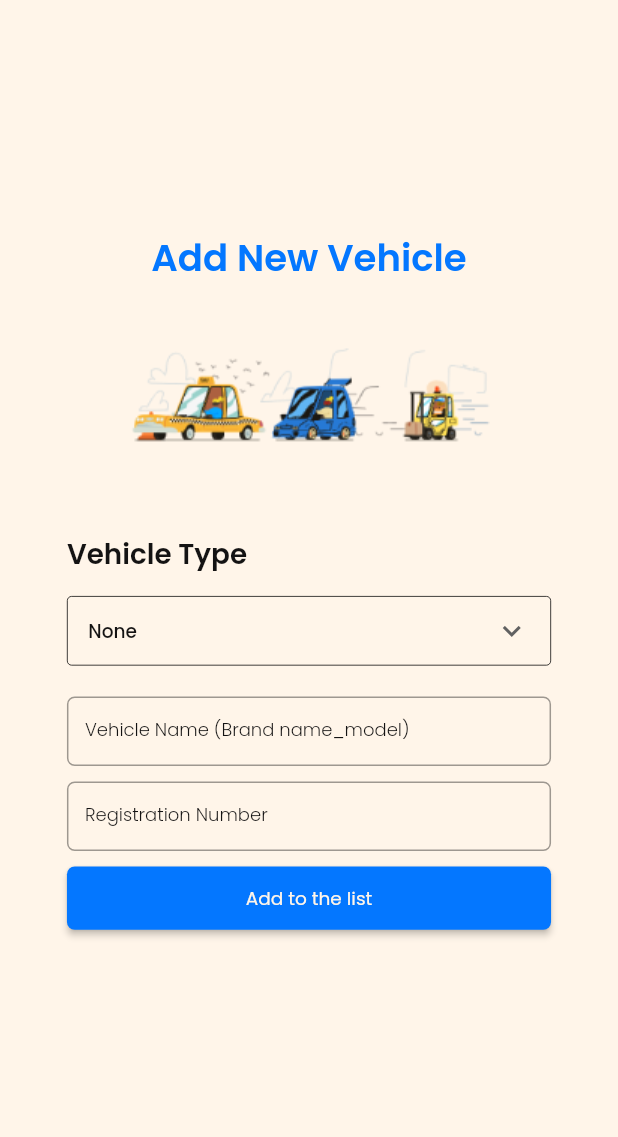
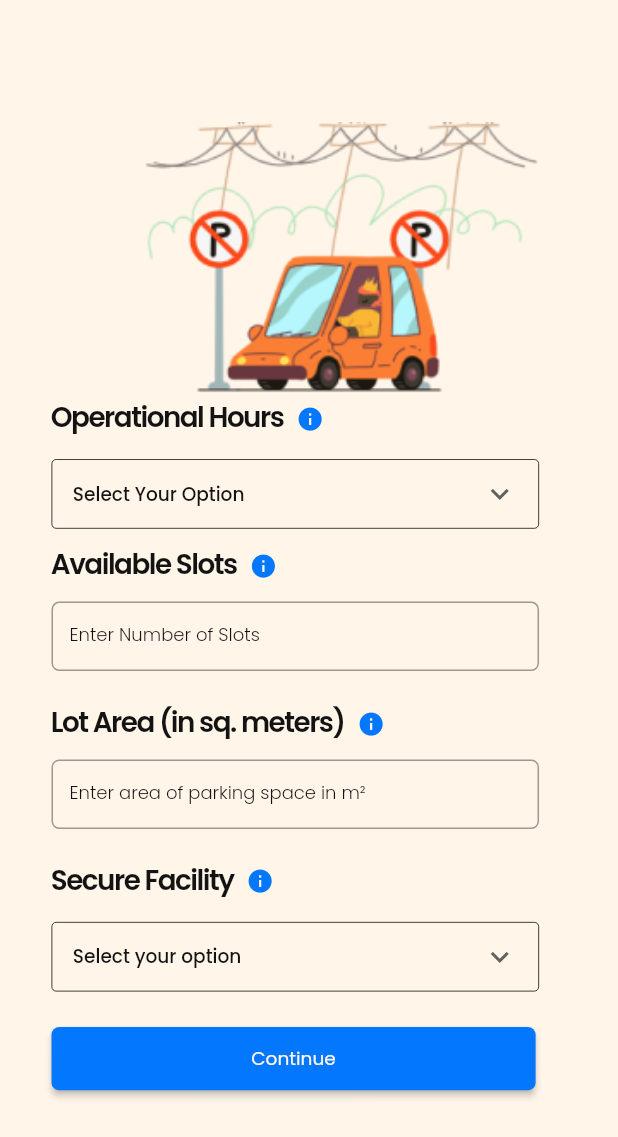
Before and after one commit to ipriyam26/parkoc, a Flutter app: the screen it shows after launch, on a phone screen of 412 x 824 dp. Shown: the top 1137 px of the screen. Run offline on Flutter 3.47's test engine with Material 2 defaults, Android fonts, the phone set to English and light mode, and no system bars; our stand-ins replace flutter_screenutil, get, google_fonts, splashscreen.

Commit message:
Ho gaya ye page

```diff
--- a/lib/main.dart
+++ b/lib/main.dart
@@ -3,6 +3,8 @@ import 'package:flutter_screenutil/flutter_screenutil.dart';
 import 'package:get/get.dart';
 import 'package:parkoc/add_vehicle.dart';
 import 'package:parkoc/home.dart';
+import 'package:parkoc/private_parking_form.dart';
+import 'package:parkoc/profile.dart';
 import 'package:parkoc/select.dart';
 import 'package:parkoc/splash.dart';
 import 'package:parkoc/theme.dart';
@@ -31,7 +33,7 @@ class MyApp extends StatelessWidget {
             home:
 
 
- AddVehicleScreen(),
+ PrivateParkingForm(),
 
              );
       },
--- /dev/null
+++ b/lib/private_parking_form.dart
@@ -0,0 +1,393 @@
+import 'package:flutter/material.dart';
+import 'package:flutter_screenutil/flutter_screenutil.dart';
+import 'package:get/get.dart';
+import 'package:google_fonts/google_fonts.dart';
+import 'package:parkoc/private_parking_form_controller.dart';
+
+class PrivateParkingForm extends StatelessWidget {
+  PrivateParkingFormController controller =
+      Get.put(PrivateParkingFormController());
+  @override
+  Widget build(BuildContext context) {
+    List<Map<String, dynamic>> fields = [
+      {
+        'label': 'Operational Hours',
+        "tip": 'For how long you can provide your parking space?'
+      },
+      {
+        "label": "Available Slots",
+        "tip": "How many vehicles can be parked at one time?"
+      },
+      {
+        "label": "Lot Area (in sq. meters)",
+        "tip": "What is the area of the parking lot?",
+      },
+      {
+        "label": "Secure Facility",
+        "tip": "Do you have any security services at your space?",
+      }
+    ];
+    List<List<String>> options = [
+      [
+        'Select Your Option',
+        '12 Hour',
+        '24 Hour',
+      ],
+      ['Select your option', 'Yes we have', 'No we dont']
+    ];
+    var textStyle = TextStyle(
+      color: const Color(0xff141313),
+      fontFamily: GoogleFonts.poppins().fontFamily,
+      fontSize: 12,
+      fontWeight: FontWeight.w300,
+    );
+    return Scaffold(
+      backgroundColor: Theme.of(context).scaffoldBackgroundColor,
+      body: Container(
+        margin: EdgeInsets.only(top: 79.h),
+        child: GetBuilder<PrivateParkingFormController>(builder: (controller) {
+          return Column(
+            children: [
+              Container(
+                margin: EdgeInsets.only(left: 73.w),
+                child: Image.asset(
+                  "asset/beep.png",
+                  width: 267.w,
+                  height: 178.h,
+                  fit: BoxFit.cover,
+                ),
+              ),
+              Container(
+                margin: EdgeInsets.symmetric(horizontal: 30.w),
+                child: Column(
+                  crossAxisAlignment: CrossAxisAlignment.start,
+                  children: [
+                    LabelWithTip(
+                        label: fields[0]['label'], tip: fields[0]['tip']),
+                    DropDownWidget(
+                      options: options,
+                      controller: controller,
+                    ),
+                    LabelWithTip(
+                        label: fields[1]['label'], tip: fields[1]['tip']),
+                    SlotField(
+                      textStyle: textStyle,
+                      controller: controller,
+                    ),
+                    SizedBox(
+                      height: 20.h,
+                    ),
+                    LabelWithTip(
+                        label: fields[2]['label'], tip: fields[2]['tip']),
+                    LotAreaField(textStyle: textStyle, controller: controller),
+                    SizedBox(
+                      height: 20.h,
+                    ),
+                    LabelWithTip(
+                        label: fields[3]['label'], tip: fields[3]['tip']),
+                    DropDownSecureFacility(
+                        options: options, controller: controller),
+                        SizedBox(
+              height: 13.h,
+            ),
+            Container(
+                width: 282.w,
+                height: 41.h,
+                child: ElevatedButton(
+                    onPressed: () {
+                      // Get.to( LoginScreen());
+                    },
+                    child: Text(
+                      "Continue",
+                      style: Theme.of(context).textTheme.subtitle1,
+                    )))
+                  ],
+                ),
+              )
+            ],
+          );
+        }),
+      ),
+    );
+  }
+}
+
+class DropDownSecureFacility extends StatelessWidget {
+  const DropDownSecureFacility({
+    Key? key,
+    required this.options,
+    required this.controller,
+
+  }) : super(key: key);
+  final PrivateParkingFormController controller;
+  final List<List<String>> options;
+
+  @override
+  Widget build(BuildContext context) {
+    return Container(
+      width: 284.w,
+      height: 45.h,
+      margin: EdgeInsets.only(top: 13.h, bottom: 10.h),
+      alignment: Alignment.center,
+      padding: EdgeInsets.symmetric(horizontal: 12.w, vertical: 2.h),
+      decoration: BoxDecoration(
+        borderRadius: BorderRadius.circular(3.r),
+        color: Theme.of(context).cardColor,
+        border: Border.all(color: Theme.of(context).highlightColor, width: 0.5),
+      ),
+      child: DropdownButton(
+        // foc
+        dropdownColor: Colors.white,
+        focusColor: Colors.white,
+        underline: Container(),
+        style: Theme.of(context).textTheme.headline5!.apply(
+            // fontSizeDelta: -6.sp,
+            // fontWeightDelta: -1,
+
+            ),
+        isDense: true,
+
+        // Initial Value
+        value: options[1][controller.isSecure.value],
+        isExpanded: true,
+        // Down Arrow Icon
+        icon: const Icon(Icons.keyboard_arrow_down),
+
+        // Array list of items
+        items: options[1].map((String items) {
+          return DropdownMenuItem(
+            value: items,
+            child: Text(items,
+                style: Theme.of(context).textTheme.headline4!.apply(
+// backgroundColor: Theme.of(context).cardColor
+                    fontWeightDelta: 2)),
+          );
+        }).toList(),
+        // After selecting the desired option,it will
+        // change button value to selected value
+        onChanged: (String? newValue) {
+          controller.isSecure.value = options[1].indexOf(newValue!);
+          controller.refresh();
+        },
+      ),
+    );
+  }
+}
+
+class LotAreaField extends StatelessWidget {
+  const LotAreaField({
+    Key? key,
+    required this.textStyle,
+    required this.controller,
+  }) : super(key: key);
+
+  final TextStyle textStyle;
+  final PrivateParkingFormController controller;
+  @override
+  Widget build(BuildContext context) {
+    return Container(
+      height: 45.h,
+      margin: EdgeInsets.only(top: 10.h),
+      width: 284.w,
+      child: TextFormField(
+        autocorrect: false,
+        keyboardType: TextInputType.number,
+        // autofillHints: false,
+        // initialValue: controller.availableSlots.value.toString(),
+        enableSuggestions: false,
+        onChanged: (String e) {
+          double value = 0.0;
+          try {
+            value = double.parse(e);
+          } catch (e) {
+            Get.snackbar(
+              "Error",
+              // e.toString(),
+              "Please enter slots in number",
+              icon: const Icon(Icons.cancel, color: Colors.white),
+              snackPosition: SnackPosition.BOTTOM,
+              backgroundColor: Colors.red,
+              duration: const Duration(seconds: 3),
+            );
+            value = 0;
+          }
+          controller.area.value = value;
+          controller.refresh();
+        },
+        style: textStyle,
+        scrollPadding: EdgeInsets.zero,
+        maxLines: 1,
+        // style: TextStyle(height: 12.sp),
+        decoration: InputDecoration(
+          isDense: true,
+          border: OutlineInputBorder(
+            gapPadding: 0,
+            borderRadius: BorderRadius.circular(5.r),
+          ),
+          hintText: "Enter area of parking space in m²",
+          hintStyle: textStyle,
+        ),
+      ),
+    );
+  }
+}
+
+class SlotField extends StatelessWidget {
+  const SlotField({
+    Key? key,
+    required this.textStyle,
+    required this.controller,
+    required,
+  }) : super(key: key);
+
+  final TextStyle textStyle;
+  final PrivateParkingFormController controller;
+  @override
+  Widget build(BuildContext context) {
+    return Container(
+      height: 45.h,
+      margin: EdgeInsets.only(top: 10.h),
+      width: 284.w,
+      child: TextFormField(
+        autocorrect: false,
+        keyboardType: TextInputType.number,
+        // autofillHints: false,
+        // initialValue: controller.availableSlots.value.toString(),
+        enableSuggestions: false,
+        onChanged: (String e) {
+          int value = 0;
+          try {
+            value = int.parse(e);
+          } catch (e) {
+            Get.snackbar(
+              "Error",
+              // e.toString(),
+              "Please enter slots in number",
+              icon: const Icon(Icons.cancel, color: Colors.white),
+              snackPosition: SnackPosition.BOTTOM,
+              backgroundColor: Colors.red,
+              duration: const Duration(seconds: 3),
+            );
+            value = 0;
+          }
+          controller.availableSlots.value = value;
+          controller.refresh();
+        },
+        style: textStyle,
+        scrollPadding: EdgeInsets.zero,
+        maxLines: 1,
+        // style: TextStyle(height: 12.sp),
+        decoration: InputDecoration(
+          isDense: true,
+          border: OutlineInputBorder(
+            gapPadding: 0,
+            borderRadius: BorderRadius.circular(5.r),
+          ),
+          hintText: "Enter Number of Slots",
+          hintStyle: textStyle,
+        ),
+      ),
+    );
+  }
+}
+
+class DropDownWidget extends StatelessWidget {
+  const DropDownWidget({
+    Key? key,
+    required this.options,
+    required this.controller,
+  }) : super(key: key);
+
+  final List<List<String>> options;
+  final PrivateParkingFormController controller;
+
+  @override
+  Widget build(BuildContext context) {
+    return Container(
+      width: 284.w,
+      height: 45.h,
+      margin: EdgeInsets.only(top: 13.h, bottom: 10.h),
+      alignment: Alignment.center,
+      padding: EdgeInsets.symmetric(horizontal: 12.w, vertical: 2.h),
+      decoration: BoxDecoration(
+        borderRadius: BorderRadius.circular(3.r),
+        color: Theme.of(context).cardColor,
+        border: Border.all(color: Theme.of(context).highlightColor, width: 0.5),
+      ),
+      child: DropdownButton(
+        // foc
+        dropdownColor: Colors.white,
+        focusColor: Colors.white,
+        underline: Container(),
+        style: Theme.of(context).textTheme.headline5!.apply(
+            // fontSizeDelta: -6.sp,
+            // fontWeightDelta: -1,
+
+            ),
+        isDense: true,
+
+        // Initial Value
+        value: options[0][controller.operationalHours.value],
+        isExpanded: true,
+        // Down Arrow Icon
+        icon: const Icon(Icons.keyboard_arrow_down),
+
+        // Array list of items
+        items: options[0].map((String items) {
+          return DropdownMenuItem(
+            value: items,
+            child: Text(items,
+                style: Theme.of(context).textTheme.headline4!.apply(
+// backgroundColor: Theme.of(context).cardColor
+                    fontWeightDelta: 2)),
+          );
+        }).toList(),
+        // After selecting the desired option,it will
+        // change button value to selected value
+        onChanged: (String? newValue) {
+          controller.operationalHours.value = options[0].indexOf(newValue!);
+          controller.refresh();
+        },
+      ),
+    );
+  }
+}
+
+class LabelWithTip extends StatelessWidget {
+  LabelWithTip({
+    Key? key,
+    required this.label,
+    required this.tip,
+  }) : super(key: key);
+
+  String label;
+  String tip;
+
+  @override
+  Widget build(BuildContext context) {
+    return Row(
+      children: [
+        Text(
+          label,
+          style: Theme.of(context)
+              .textTheme
+              .headline6!
+              .apply(fontSizeDelta: -6.sp),
+        ),
+        SizedBox(
+          width: 7.w,
+        ),
+        Tooltip(
+          message: tip,
+          triggerMode: TooltipTriggerMode.tap,
+
+          child: Icon(
+            Icons.info,
+            size: 18.sp,
+            color: Theme.of(context).primaryColor,
+          ), //Text
+        ),
+      ],
+    );
+  }
+}
--- /dev/null
+++ b/lib/private_parking_form_controller.dart
@@ -0,0 +1,20 @@
+import 'package:get/get.dart';
+
+class PrivateParkingFormController extends GetxController {
+  RxInt operationalHours = 0.obs;
+  RxInt availableSlots = 0.obs;
+  RxDouble area = 0.0.obs;
+  RxInt isSecure = 0.obs;
+  bool submitRequest() {
+    if (operationalHours.value == 0 ||
+        availableSlots.value == 0 ||
+        area.value == 0.0 ||
+        isSecure.value == 0) {
+      Get.snackbar("Error", "Please fill all the fields");
+      return false;
+    } else {
+      Get.snackbar("Success", "Request submitted successfully");
+      return true;
+    }
+  }
+}
--- a/lib/theme.dart
+++ b/lib/theme.dart
@@ -17,7 +17,13 @@ class Themes {
             fontWeight: FontWeight.w300,
             fontFamily: GoogleFonts.poppins().fontFamily,
             color: const Color(0xff141313)),
-
+       headline6: TextStyle(
+          color: const Color(0xff141313),
+          fontSize: 24.sp,
+          fontWeight: FontWeight.w600,
+          fontFamily: GoogleFonts.poppins().fontFamily,
+          letterSpacing: -1
+        ),
         headline3: TextStyle(
           color: const Color(0xff0477FF),
           fontSize: 24.sp,
```
Also changed, not shown: lib/profile.dart (added, +175 -0 lines), lib/select.dart (+6 -1 lines), lib/user_controller.dart (added, +14 -0 lines), asset/beep.png (added).
